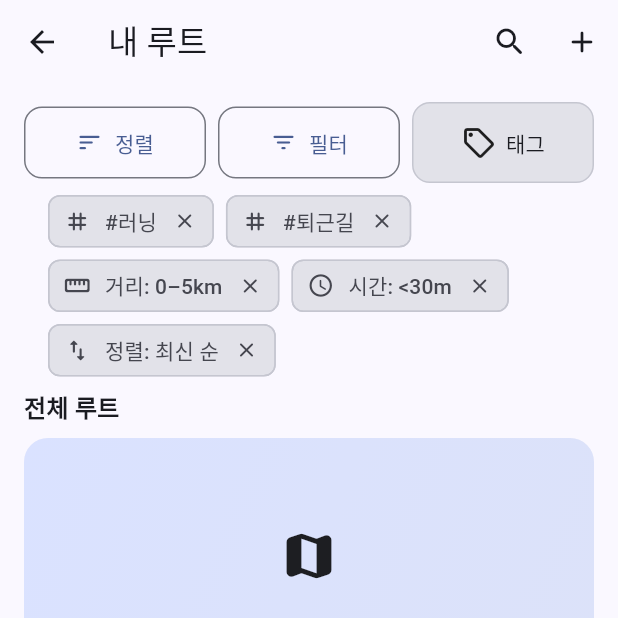
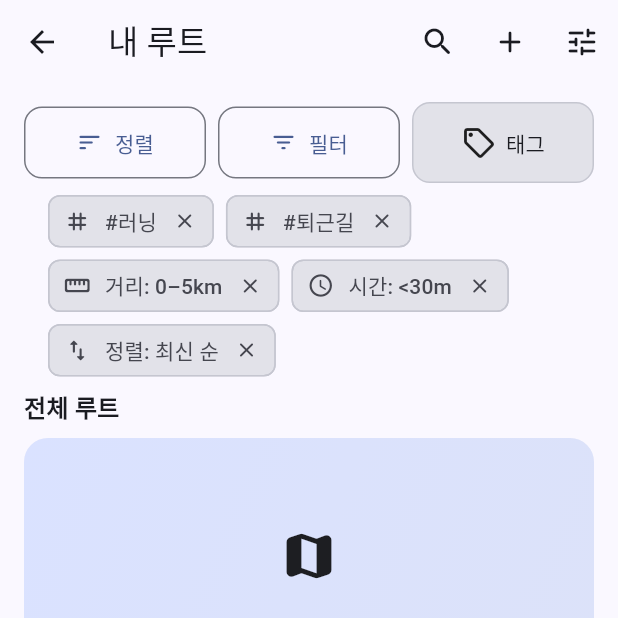
Before and after one commit to Leedoseo/RouteLog_project, a Flutter app: the screen it shows after launch, after a tap on "내 루트", on a phone screen of 412 x 824 dp, the top half of it. Run offline on Flutter 3.47's test engine with Material 3 defaults, Android fonts, the phone set to English and light mode, and no system bars.

Commit message:
routes_list_screen 빈/에러/로딩 상태 통합

```diff
--- a/lib/core/widgets/skeleton_list.dart
+++ b/lib/core/widgets/skeleton_list.dart
@@ -3,6 +3,12 @@ import 'package:flutter/material.dart';
 /// Skeleton(로딩 플레이스홀더) 공용 위젯들
 /// - 외부 패키지 없이 간단한 Shimmer 효과 제공
 /// - 리스트/슬리버 모두 지원
+///
+/// 사용 예:
+///   // 타일형 + 높이 직접 지정
+///   const SliverSkeletonList(itemCount: 10, itemHeight: 88);
+///   // 카드형
+///   const SliverSkeletonList.card(itemCount: 6);
 
 /// 리스트 형태의 스켈레톤 (일반 위젯 트리용)
 class SkeletonList extends StatelessWidget {
@@ -11,6 +17,7 @@ class SkeletonList extends StatelessWidget {
   final double spacing;
   final bool showTrailing; // 우측 작은 네모
   final bool dense;        // 간격/사이즈를 조금 줄인 버전
+  final double? itemHeight; // 각 아이템 높이(타일 모드에서만 사용)
 
   const SkeletonList({
     super.key,
@@ -19,6 +26,7 @@ class SkeletonList extends StatelessWidget {
     this.spacing = 12,
     this.showTrailing = true,
     this.dense = false,
+    this.itemHeight,
   });
 
   /// 큰 썸네일 카드 형태
@@ -28,9 +36,10 @@ class SkeletonList extends StatelessWidget {
     this.padding = const EdgeInsets.fromLTRB(16, 12, 16, 16),
     this.spacing = 12,
   })  : showTrailing = false,
-        dense = false;
+        dense = false,
+        itemHeight = null;
 
-  bool get _isCardMode => showTrailing == false && dense == false;
+  bool get _isCardMode => showTrailing == false && dense == false && itemHeight == null;
 
   @override
   Widget build(BuildContext context) {
@@ -55,7 +64,11 @@ class SkeletonList extends StatelessWidget {
       child: Column(
         children: [
           for (int i = 0; i < itemCount; i++) ...[
-            _SkeletonTile(showTrailing: showTrailing, dense: dense),
+            _SkeletonTile(
+              showTrailing: showTrailing,
+              dense: dense,
+              tileHeight: itemHeight,
+            ),
             if (i != itemCount - 1) SizedBox(height: spacing),
           ],
         ],
@@ -72,6 +85,7 @@ class SliverSkeletonList extends StatelessWidget {
   final bool cardMode;     // true면 큰 카드 형태
   final bool showTrailing; // 리스트 타일 모드에서만 유효
   final bool dense;
+  final double? itemHeight; // 각 아이템 높이(타일 모드에서만 사용)
 
   const SliverSkeletonList({
     super.key,
@@ -81,6 +95,7 @@ class SliverSkeletonList extends StatelessWidget {
     this.cardMode = false,
     this.showTrailing = true,
     this.dense = false,
+    this.itemHeight,
   });
 
   /// 카드 전용 팩토리
@@ -91,7 +106,8 @@ class SliverSkeletonList extends StatelessWidget {
     this.spacing = 12,
   })  : cardMode = true,
         showTrailing = false,
-        dense = false;
+        dense = false,
+        itemHeight = null;
 
   @override
   Widget build(BuildContext context) {
@@ -114,6 +130,7 @@ class SliverSkeletonList extends StatelessWidget {
         itemBuilder: (_, __) => _SkeletonTile(
           showTrailing: showTrailing,
           dense: dense,
+          tileHeight: itemHeight,
         ),
       ),
     );
@@ -124,19 +141,25 @@ class SliverSkeletonList extends StatelessWidget {
 class _SkeletonTile extends StatelessWidget {
   final bool showTrailing;
   final bool dense;
+  final double? tileHeight; // 아이템 높이
 
   const _SkeletonTile({
     required this.showTrailing,
     required this.dense,
+    this.tileHeight,
   });
 
   @override
   Widget build(BuildContext context) {
-    final leadingSize = dense ? 40.0 : 48.0;
-    final lineHeight1 = dense ? 10.0 : 12.0;
-    final lineHeight2 = dense ? 8.0 : 10.0;
+    // 기본 높이(밀도에 따라)
+    final h = tileHeight ?? (dense ? 56.0 : 72.0);
+    final leadingSize = h * 0.6;      // 원형 아이콘 크기
+    final lineHeight1 = (h * 0.18).clamp(8.0, 16.0);
+    final lineHeight2 = (h * 0.14).clamp(6.0, 14.0);
 
-    return Row(
+    return SizedBox(
+      height: h,
+      child: Row(
         children: [
           // Leading (원형)
           _Shimmer(
@@ -153,6 +176,7 @@ class _SkeletonTile extends StatelessWidget {
           // 텍스트 라인
           Expanded(
             child: Column(
+              mainAxisAlignment: MainAxisAlignment.center, // 세로 가운데 정렬
               crossAxisAlignment: CrossAxisAlignment.start,
               children: [
                 _Shimmer(
@@ -184,6 +208,7 @@ class _SkeletonTile extends StatelessWidget {
             ),
           ],
         ],
+      ),
     );
   }
 }
@@ -311,6 +336,7 @@ BoxDecoration _boxDecoration(BuildContext context, {double radius = 8}) {
 class GradientTranslation extends GradientTransform {
   final double dx;
   const GradientTranslation(this.dx);
+
   @override
   Matrix4 transform(Rect bounds, {TextDirection? textDirection}) {
     return Matrix4.identity()..translate(dx);
--- a/lib/features/routes/routes_list_screen.dart
+++ b/lib/features/routes/routes_list_screen.dart
@@ -9,19 +9,61 @@ import 'package:routelog_project/features/routes/route_tag_sheet.dart';
 import 'package:routelog_project/features/routes/route_add_sheet.dart';
 import 'package:routelog_project/core/widgets/widgets.dart';
 
-class RoutesListScreen extends StatelessWidget {
+/// - 내 루트 목록 화면(목업)
+
+class RoutesListScreen extends StatefulWidget {
   const RoutesListScreen({super.key});
 
   @override
+  State<RoutesListScreen> createState() => _RoutesListScreenState();
+}
+
+enum _ListState { loading, loaded, empty, error }
+
+class _RoutesListScreenState extends State<RoutesListScreen> {
+  _ListState _state = _ListState.loading;
+  List<String> _items = const [];
+  String? _errorMsg;
+
+  @override
+  void initState() {
+    super.initState();
+    _mockLoad(); // 최초 진입 시 로딩 -> 데이터 도착(목업)
+  }
+
+  // --- 목업 로딩 시뮬레이션 ---
+  Future<void> _mockLoad() async {
+    setState(() {
+      _state = _ListState.loading;
+      _errorMsg = null;
+    });
+    await Future.delayed(const Duration(milliseconds: 600));
+    // 여기서 원하는 시나리오로 바꿔보고 싶으면 아래 중 하나 주석 해제
+    // setState(() { _state = _ListState.empty; _items = []; });
+    // setState(() { _state = _ListState.error; _errorMsg = "네트워크 오류"; });
+    setState(() {
+      _items = List.generate(10, (i) => "루트 ${i + 1}");
+      _state = _items.isEmpty ? _ListState.empty : _ListState.loaded;
+    });
+  }
+
+  // --- 디버그용 상태 전환(테스트용) ---
+  void _toLoading() => setState(() => _state = _ListState.loading);
+  void _toEmpty()   => setState(() { _state = _ListState.empty; _items = []; });
+  void _toError()   => setState(() { _state = _ListState.error; _errorMsg = "불러오기에 실패했어요"; });
+  void _toData()    => setState(() {
+    _items = List.generate(10, (i) => "루트 ${i + 1}");
+    _state = _ListState.loaded;
+  });
+
+  @override
   Widget build(BuildContext context) {
-    final mockItems = List.generate(10, (i) => "루트 ${i + 1}"); // 10개짜리 더미 리스트 생성
-
     return Scaffold(
       appBar: AppBar(
         title: const Text("내 루트"),
         actions: [
           IconButton(
-            tooltip: "검색(미구현)",
+            tooltip: "검색",
             icon: const Icon(Icons.search_rounded),
             onPressed: () {
               Navigator.of(context).push(
@@ -33,6 +75,25 @@ class RoutesListScreen extends StatelessWidget {
             tooltip: "추가",
             icon: const Icon(Icons.add_rounded),
             onPressed: () => showRouteAddSheet(context),
+          ),
+          // 디버그: 상태 전환용 메뉴 (나중에 제거해도 됨)
+          PopupMenuButton<String>(
+            tooltip: "상태(디버그)",
+            itemBuilder: (ctx) => const [
+              PopupMenuItem(value: 'loading', child: Text('로딩 상태')),
+              PopupMenuItem(value: 'empty',   child: Text('빈 상태')),
+              PopupMenuItem(value: 'error',   child: Text('에러 상태')),
+              PopupMenuItem(value: 'data',    child: Text('데이터 상태')),
+            ],
+            onSelected: (v) {
+              switch (v) {
+                case 'loading': _toLoading(); break;
+                case 'empty':   _toEmpty();   break;
+                case 'error':   _toError();   break;
+                case 'data':    _toData();    break;
+              }
+            },
+            icon: const Icon(Icons.tune_rounded),
           ),
         ],
       ),
@@ -50,20 +111,20 @@ class RoutesListScreen extends StatelessWidget {
             ),
           ),
 
-          // 필터 요약 바
+          // 적용된 필터 요약 바(목업 값)
           SliverToBoxAdapter(
             child: Padding(
               padding: const EdgeInsets.symmetric(horizontal: 16),
               child: AppliedFiltersBar(
-                tags: const ["러닝", "퇴근길"],       // 적용된 태그(예시)
-                distanceLabel: "0–5km",             // 거리 필터 요약(예시)
-                durationLabel: "<30m",               // 시간 필터 요약(예시)
-                sortLabel: "최신 순",                // 정렬 요약(예시)
-                onClearTag: (t) => _notImplemented(context, "태그 제거: $t"),
-                onClearDistance: () => _notImplemented(context, "거리 해제"),
-                onClearDuration: () => _notImplemented(context, "시간 해제"),
-                onClearSort: () => _notImplemented(context, "정렬 해제"),
-                onClearAll: () => _notImplemented(context, "모두 지우기"),
+                tags: const ["러닝", "퇴근길"],
+                distanceLabel: "0–5km",
+                durationLabel: "<30m",
+                sortLabel: "최신 순",
+                onClearTag: (t) => _snack("태그 제거: $t"),
+                onClearDistance: () => _snack("거리 해제"),
+                onClearDuration: () => _snack("시간 해제"),
+                onClearSort: () => _snack("정렬 해제"),
+                onClearAll: () => _snack("모두 지우기"),
               ),
             ),
           ),
@@ -73,18 +134,52 @@ class RoutesListScreen extends StatelessWidget {
             child: SectionTitlePadding("전체 루트"),
           ),
 
-          // 루트 카드 리스트
-          SliverPadding(
+          // ▼▼▼ 상태별 본문 ▼▼▼
+          switch (_state) {
+            _ListState.loading => SliverToBoxAdapter(
+              child: Padding(
+                padding: const EdgeInsets.fromLTRB(16, 8, 16, 16),
+                child: const SkeletonList(itemCount: 6, itemHeight: 92),
+              ),
+            ),
+
+            _ListState.empty => SliverToBoxAdapter(
+              child: Padding(
+                padding: const EdgeInsets.fromLTRB(16, 24, 16, 24),
+                child: EmptyState(
+                  icon: Icons.route_rounded,
+                  title: "루트가 없어요",
+                  message: "기록을 저장하면 목록에 나타나요.",
+                  actionLabel: "루트 추가",
+                  onAction: () => showRouteAddSheet(context),
+                ),
+              ),
+            ),
+
+            _ListState.error => SliverToBoxAdapter(
+              child: Padding(
+                padding: const EdgeInsets.fromLTRB(16, 24, 16, 24),
+                // ErrorState 위젯의 파라미터 이름이 다르면 맞게 교체
+                child: ErrorState(
+                  icon: Icons.wifi_off_rounded,
+                  title: "불러오기에 실패했어요",
+                  message: _errorMsg ?? "네트워크 상태를 확인하고 다시 시도해 주세요.",
+                  actionLabel: "다시 시도",
+                  onAction: _mockLoad,
+                ),
+              ),
+            ),
+
+            _ListState.loaded => SliverPadding(
               padding: const EdgeInsets.fromLTRB(16, 0, 16, 16),
               sliver: SliverList.separated(
-              itemCount: mockItems.length,
+                itemCount: _items.length,
                 separatorBuilder: (_, __) => const SizedBox(height: 12),
                 itemBuilder: (context, index) {
-                final title =mockItems[index];
+                  final title = _items[index];
                   return RouteListCard(
                     title: title,
-                  // 메타 텍스트는 목업, 나중에 거리/시간/태그로 대체
-                  subtitle: "2025.09.03  -  --km  -  --m  -  #산책",
+                    subtitle: "2025.09.03  -  --km  -  --m  -  #산책", // 목업 메타
                     onTap: () {
                       Navigator.of(context).push(
                         MaterialPageRoute(builder: (_) => const RouteDetailScreen()),
@@ -95,12 +190,13 @@ class RoutesListScreen extends StatelessWidget {
                 },
               ),
             ),
+          },
         ],
       ),
     );
   }
-}
 
-void _notImplemented(BuildContext context, String msg) {
+  void _snack(String msg) {
     ScaffoldMessenger.of(context).showSnackBar(SnackBar(content: Text(msg)));
   }
+}
```
Lines whose indentation alone changed are shown as unchanged.
